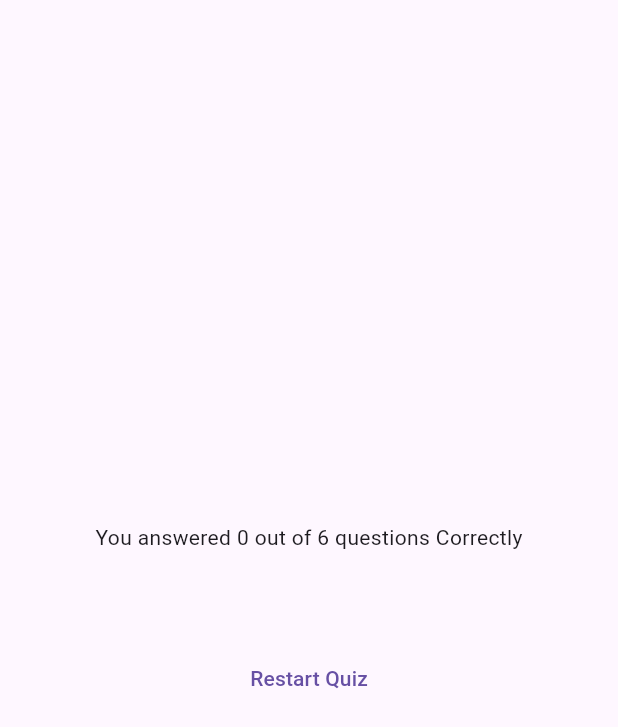
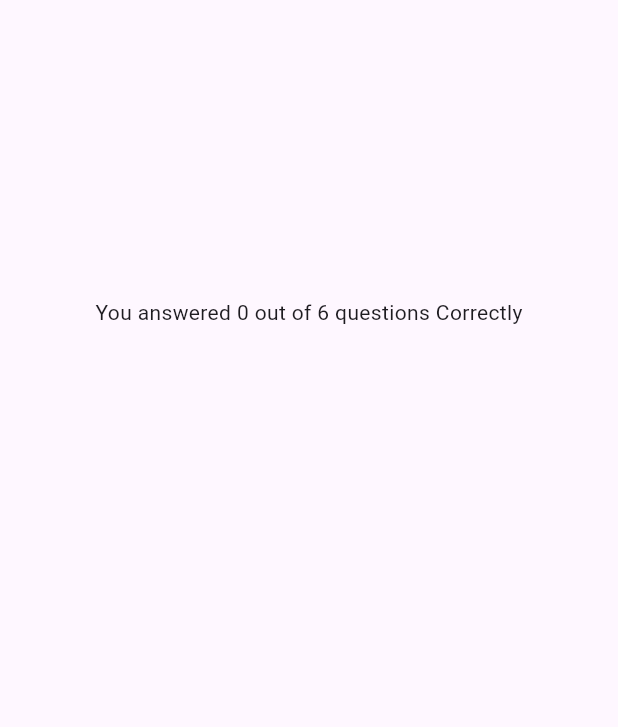
Before and after one commit to KalokYY/quiz_app, a Flutter app: the ResultsScreen widget shown alone on an empty page, opened directly with empty values, on a phone screen of 412 x 824 dp. Shown: the top 727 px of the screen. Run offline on Flutter 3.47's test engine with Material 3 defaults, Android fonts, the phone set to English and light mode, and no system bars; our stand-ins replace google_fonts.

Commit message:
Added the Scrolling Logic for the results_screen using SizedBox and SingleChildScrollView. Also added a onRestart Function to the button with an icon.

```diff
--- a/lib/results_screen.dart
+++ b/lib/results_screen.dart
@@ -3,10 +3,16 @@ import 'package:quiz_app/data/questions.dart';
 import 'package:quiz_app/questions_summary.dart';
 
 class ResultsScreen extends StatelessWidget{
-  const ResultsScreen({super.key, required this.chosenAnswers});
+  const ResultsScreen({
+    super.key,
+    required this.chosenAnswers,
+    required this.onRestart,
+    });
+
   final List<String> chosenAnswers;
+  final void Function() onRestart;
 
-  List<Map<String, Object>> getSummaryData() {
+  List<Map<String, Object>> get summaryData {
     List<Map<String, Object>> summary = [];
 
     for(var i = 0; i < chosenAnswers.length; i++) {
@@ -24,7 +30,7 @@ class ResultsScreen extends StatelessWidget{
   @override
   Widget build(context)
   {
-    final summaryData = getSummaryData();
+    final summaryData = this.summaryData;
 
     final numTotalQuestions = questions.length;
     final numCorrectQuestions = summaryData.where(
@@ -45,14 +51,23 @@ class ResultsScreen extends StatelessWidget{
             const SizedBox(
               height:30,
             ),
-            QuestionsSummary(summaryData: getSummaryData()),
+            SizedBox(
+              height: 300,
+              child: SingleChildScrollView(
+                child: QuestionsSummary(summaryData: summaryData),
+              )
+            ),
             //'Loop though chosenAnswer and so something with it
             const SizedBox(
               height:30,
             ),
-            TextButton(
-              onPressed: (){},
-              child: const Text('Restart Quiz'),
+            TextButton.icon(
+              onPressed: onRestart,
+              style: TextButton.styleFrom(
+                foregroundColor: Colors.white,
+              ),
+              icon: const Icon(Icons.refresh),
+              label: const Text('Restart Quiz'),
             )
           ],
         ),
```
Also changed, not shown: lib/quiz.dart (+12 -2 lines).
